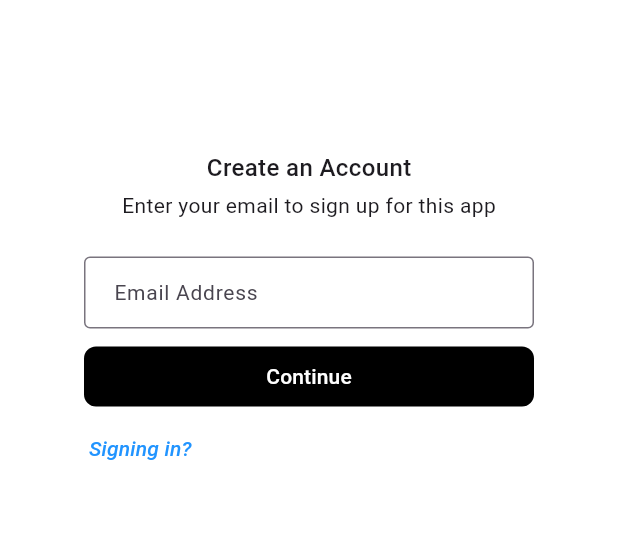
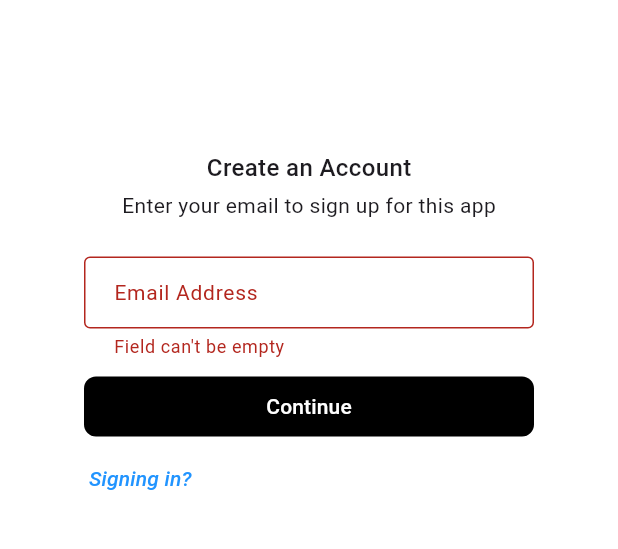
Before and after one commit to TheCheeseMeister/Take-a-Bite, a Flutter app: the screen it shows after launch, after a tap on "Continue", on a phone screen of 412 x 824 dp, the part 330-879 px from its top. Run offline on Flutter 3.47's test engine with Material 3 defaults, Android fonts, the light colour scheme and no system bars.

Commit message:
Added other login related pages.
Added a page for logging in with credentials and a page for creating username/password for account. Adding basic validation for later implementation.

Doesn't traverse to main app as it's not made yet.

```diff
--- a/lib/login page/create_account.dart
+++ /dev/null
@@ -1,84 +0,0 @@
-import 'package:flutter/material.dart';
-
-class CreateAccount extends StatelessWidget {
-  const CreateAccount({super.key});
-
-  @override
-  Widget build(BuildContext context) {
-    return Scaffold(
-        body: Center(
-          child: Column(
-            children: [
-              const Padding(
-                padding: EdgeInsets.fromLTRB(0, 160, 0, 0),
-                child: Text(
-                  "Take-a-Bite",
-                  style: TextStyle(fontWeight: FontWeight.bold, fontSize: 42),
-                ),
-              ),
-              const Padding(
-                padding: EdgeInsets.fromLTRB(0, 100, 0, 0),
-                child: Text(
-                  "Create an Account",
-                  style: TextStyle(fontWeight: FontWeight.w500, fontSize: 16),
-                ),
-              ),
-              const Padding(
-                padding: EdgeInsets.fromLTRB(0, 4, 0, 0),
-                child: Text(
-                  "Enter your email to sign up for this app",
-                  style: TextStyle(fontSize: 14),
-                ),
-              ),
-              const Padding(
-                padding: EdgeInsets.fromLTRB(0, 24, 0, 0),
-                child: SizedBox(
-                  width: 300,
-                  child: TextField(
-                    decoration:
-                      InputDecoration(border: OutlineInputBorder(),
-                      labelText: "Email Address",
-                      labelStyle: TextStyle(fontSize: 14),
-                      contentPadding: EdgeInsets.fromLTRB(16, 0, 16, 0),
-                    ),
-                  ),
-                ),
-              ),
-              Padding(
-                padding: const EdgeInsets.fromLTRB(0, 8, 0, 0),
-                child: Container(
-                  width: 300,
-                  decoration: BoxDecoration(
-                    borderRadius: BorderRadius.circular(0),
-                  ),
-                  child: TextButton(
-                    style: const ButtonStyle(
-                      foregroundColor: WidgetStatePropertyAll(Color.fromARGB(255, 255, 255, 255)),
-                      backgroundColor: WidgetStatePropertyAll(Color.fromARGB(255, 0, 0, 0)),
-                      shape: WidgetStatePropertyAll(RoundedRectangleBorder(borderRadius: BorderRadius.all(Radius.circular(8)))),
-                    ),
-                    onPressed: () => {},
-                    child: const Text("Continue"),
-                  ),
-                ),
-              ),
-              Padding(
-                padding: const EdgeInsets.fromLTRB(0, 0, 225, 0),
-                child: TextButton(
-                  onPressed: () => {},
-                  child: const Text(
-                    "Signing in?",
-                    style: TextStyle(
-                      fontSize: 14,
-                      fontStyle: FontStyle.italic,
-                      color: Color.fromRGBO(33, 148, 255, 1),
-                    ),
-                  ),
-                ),
-              ),
-            ],
-          ),
-        ),
-      );
-  }
-}
--- a/lib/main.dart
+++ b/lib/main.dart
@@ -1,5 +1,5 @@
 import 'package:flutter/material.dart';
-import './login page/create_account.dart';
+import 'login_pages.dart';
 
 void main() {
   runApp(const MyApp());
@@ -13,7 +13,56 @@
     return MaterialApp(
       title: "Take-a-Bite",
       theme: ThemeData(scaffoldBackgroundColor: const Color.fromRGBO(255, 255, 255, 1)), // Background color of Main App
-      home: const CreateAccount(),
+      routes: {
+        '/': (context) => const CreateAccount(), // App Startup; Enter email to create account
+        '/CreateUserPass': (context) => const CreateUserPass(), // Create account with Username and Password
+        '/Login': (context) => const LoginPage(), // Log in with existing Username and Password
+      },
+      initialRoute: '/',
+      // For transitions maybe eventually
+      /*onGenerateRoute: (route) {
+        switch(route.name) {
+          case '/':
+            // Slide transition
+            return PageRouteBuilder(
+              settings: route,
+              pageBuilder: (context, animation, secondaryAnimation) => CreateAccount(),
+              transitionsBuilder: (context, animation, secondaryAnimation, child) {
+                const startPos = Offset(-1.0, 0.0);
+                const endPos = Offset.zero;
+                const slideCurve = Curves.easeInOut;
+
+                var tween = Tween(begin: startPos, end: endPos).chain(CurveTween(curve: slideCurve));
+                var offsetAnim = animation.drive(tween);
+                return SlideTransition(position: offsetAnim, child: child);
+              }
+            );
+          case '/Login':
+            // TODO: Edit transition for page (or remove)
+            return PageRouteBuilder(
+              settings: route,
+              pageBuilder: (context, animation, secondaryAnimation) => LoginPage(),
+              //transitionsBuilder: (context, animation, secondaryAnimation, child) => FadeTransition(opacity: animation, child: child),
+            );
+          case '/CreateUserPass':
+            // Slide transition
+            return PageRouteBuilder(
+              settings: route,
+              pageBuilder: (context, animation, secondaryAnimation) => CreateUserPass(),
+              transitionsBuilder: (context, animation, secondaryAnimation, child) {
+                const startPos = Offset(1.0, 0.0);
+                const endPos = Offset.zero;
+                const slideCurve = Curves.easeInOut;
+
+                var tween = Tween(begin: startPos, end: endPos).chain(CurveTween(curve: slideCurve));
+                var offsetAnim = animation.drive(tween);
+                return SlideTransition(position: offsetAnim, child: child);
+              }
+            );
+          default:
+            return null;
+        }
+      }*/
     );
   }
 }
```
Also changed, not shown: lib/login_pages.dart (added, +391 -0 lines).
